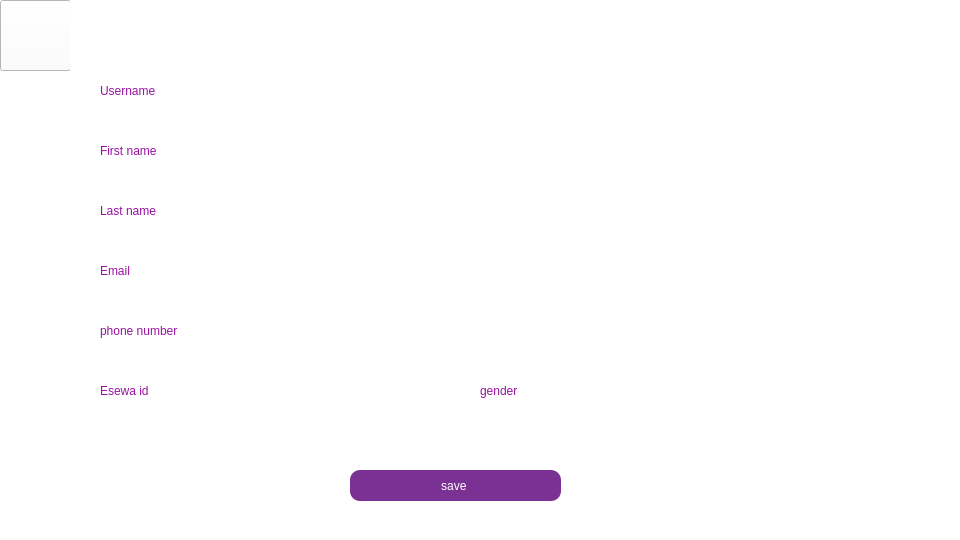
Before: the Qt Designer form editprofile.ui in Nirjaraa/spendwise, drawn with Qt 5.
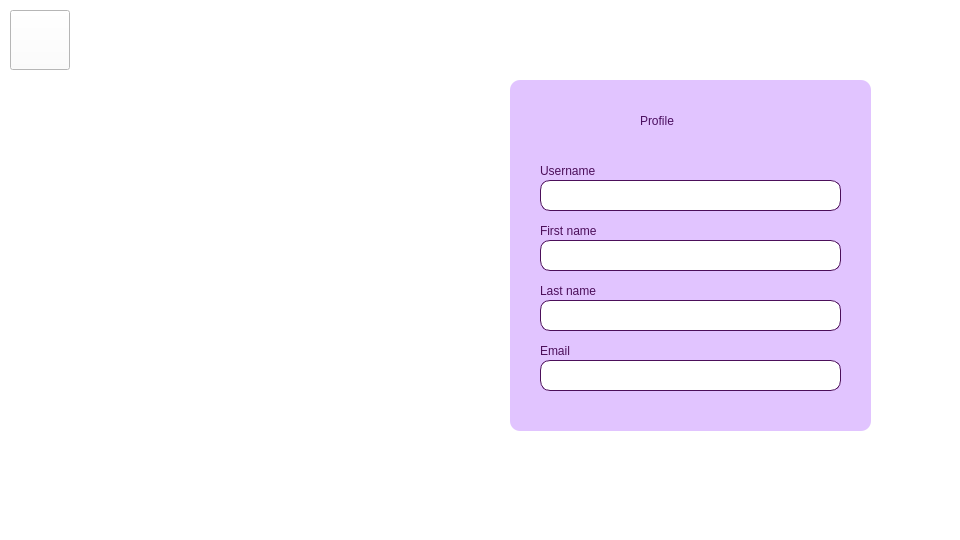
After: the same form once the commit is applied. Icons and pictures are not drawn.

The edit to the form file:
```diff
--- a/editprofile.ui
+++ b/editprofile.ui
@@ -21,10 +21,10 @@
    <widget class="QPushButton" name="back">
     <property name="geometry">
      <rect>
-      <x>0</x>
-      <y>0</y>
-      <width>71</width>
-      <height>71</height>
+      <x>10</x>
+      <y>10</y>
+      <width>60</width>
+      <height>60</height>
      </rect>
     </property>
     <property name="styleSheet">
@@ -34,299 +34,210 @@
      <string/>
     </property>
    </widget>
-   <widget class="QLabel" name="editprofiletitle">
+   <widget class="QGroupBox" name="groupBox">
     <property name="geometry">
      <rect>
-      <x>70</x>
-      <y>0</y>
-      <width>911</width>
-      <height>71</height>
-     </rect>
-    </property>
-    <property name="styleSheet">
-     <string notr="true">border-image:url(:/resources/title.png);
-color:rgb(255, 255, 255);
- 
-font: 700 22pt &quot;Bahnschrift&quot;;
-
- </string>
-    </property>
-    <property name="text">
-     <string> EDIT PROFILE</string>
-    </property>
-   </widget>
-   <widget class="QLabel" name="firstname">
-    <property name="geometry">
-     <rect>
-      <x>100</x>
+      <x>510</x>
       <y>80</y>
-      <width>81</width>
-      <height>21</height>
-     </rect>
-    </property>
-    <property name="styleSheet">
-     <string notr="true">font: 11pt &quot;Bahnschrift&quot;;
-color:rgb(151, 18, 161);
-</string>
-    </property>
-    <property name="text">
-     <string>Username</string>
-    </property>
-   </widget>
-   <widget class="QLabel" name="nickname_2">
-    <property name="geometry">
-     <rect>
-      <x>100</x>
-      <y>140</y>
-      <width>81</width>
-      <height>21</height>
-     </rect>
-    </property>
-    <property name="styleSheet">
-     <string notr="true">font: 11pt &quot;Bahnschrift&quot;;
-color:rgb(151, 18, 161);
-</string>
-    </property>
-    <property name="text">
-     <string>First name</string>
-    </property>
-   </widget>
-   <widget class="QLabel" name="occupation">
-    <property name="geometry">
-     <rect>
-      <x>100</x>
-      <y>200</y>
-      <width>81</width>
-      <height>21</height>
-     </rect>
-    </property>
-    <property name="styleSheet">
-     <string notr="true">font: 11pt &quot;Bahnschrift&quot;;
-color:rgb(151, 18, 161);
-</string>
-    </property>
-    <property name="text">
-     <string>Last name</string>
-    </property>
-   </widget>
-   <widget class="QLabel" name="city_2">
-    <property name="geometry">
-     <rect>
-      <x>100</x>
-      <y>260</y>
-      <width>81</width>
-      <height>21</height>
-     </rect>
-    </property>
-    <property name="styleSheet">
-     <string notr="true">font: 11pt &quot;Bahnschrift&quot;;
-color:rgb(151, 18, 161);
-</string>
-    </property>
-    <property name="text">
-     <string>Email</string>
-    </property>
-   </widget>
-   <widget class="QLabel" name="country_3">
-    <property name="geometry">
-     <rect>
-      <x>100</x>
-      <y>380</y>
-      <width>81</width>
-      <height>21</height>
-     </rect>
-    </property>
-    <property name="styleSheet">
-     <string notr="true">font: 11pt &quot;Bahnschrift&quot;;
-color:rgb(151, 18, 161);
-</string>
-    </property>
-    <property name="text">
-     <string>Esewa id</string>
-    </property>
-   </widget>
-   <widget class="QLabel" name="phoneno">
-    <property name="geometry">
-     <rect>
-      <x>100</x>
-      <y>320</y>
-      <width>101</width>
-      <height>21</height>
-     </rect>
-    </property>
-    <property name="styleSheet">
-     <string notr="true">font: 11pt &quot;Bahnschrift&quot;;
-color:rgb(151, 18, 161);
-</string>
-    </property>
-    <property name="text">
-     <string>phone number</string>
-    </property>
-   </widget>
-   <widget class="QLabel" name="gender_2">
-    <property name="geometry">
-     <rect>
-      <x>480</x>
-      <y>380</y>
-      <width>81</width>
-      <height>21</height>
-     </rect>
-    </property>
-    <property name="styleSheet">
-     <string notr="true">font: 11pt &quot;Bahnschrift&quot;;
-color:rgb(151, 18, 161);
-</string>
-    </property>
-    <property name="text">
-     <string>gender</string>
-    </property>
-   </widget>
-   <widget class="QPushButton" name="save">
-    <property name="geometry">
-     <rect>
-      <x>350</x>
-      <y>470</y>
-      <width>211</width>
-      <height>31</height>
-     </rect>
-    </property>
-    <property name="styleSheet">
-     <string notr="true">
-border-image: url(:/resources/p7.jpg);
-font: 9pt &quot;Bahnschrift&quot;;
-border-color: none;
-color: rgb(255, 255, 255);
-background-color: rgb(123,49,148);
-border-radius: 10px;
-
-</string>
-    </property>
-    <property name="text">
-     <string>save </string>
-    </property>
-   </widget>
-   <widget class="QLineEdit" name="country">
-    <property name="geometry">
-     <rect>
-      <x>100</x>
-      <y>400</y>
       <width>361</width>
-      <height>31</height>
+      <height>351</height>
      </rect>
     </property>
     <property name="styleSheet">
-     <string notr="true">border-image:url(:/resources/bgbox.png);
-border-radius:10px;
-padding-left</string>
+     <string notr="true">border-radius:10px;
+background-color:rgb(225,196,255);</string>
     </property>
-   </widget>
-   <widget class="QLineEdit" name="email">
-    <property name="geometry">
-     <rect>
-      <x>100</x>
-      <y>280</y>
-      <width>701</width>
-      <height>31</height>
-     </rect>
+    <property name="title">
+     <string/>
     </property>
-    <property name="styleSheet">
-     <string notr="true">border-image:url(:/resources/bgbox.png);
-border-radius:10px;
-padding-left</string>
-    </property>
+    <widget class="QLineEdit" name="uname">
+     <property name="geometry">
+      <rect>
+       <x>30</x>
+       <y>220</y>
+       <width>301</width>
+       <height>31</height>
+      </rect>
+     </property>
+     <property name="styleSheet">
+      <string notr="true"> border-radius:10px;
+ color:black;
+font: 9pt &quot;Bahnschrift&quot;;
+ background-color:white;
+border:1px solid rgb(76,15,90);</string>
+     </property>
+    </widget>
+    <widget class="QLineEdit" name="email">
+     <property name="geometry">
+      <rect>
+       <x>30</x>
+       <y>280</y>
+       <width>301</width>
+       <height>31</height>
+      </rect>
+     </property>
+     <property name="styleSheet">
+      <string notr="true"> border-radius:10px;
+ color:black;
+font: 9pt &quot;Bahnschrift&quot;;
+ background-color:white;
+border:1px solid rgb(76,15,90);</string>
+     </property>
+    </widget>
+    <widget class="QLineEdit" name="lname">
+     <property name="geometry">
+      <rect>
+       <x>30</x>
+       <y>160</y>
+       <width>301</width>
+       <height>31</height>
+      </rect>
+     </property>
+     <property name="styleSheet">
+      <string notr="true"> border-radius:10px;
+ color:black;
+font: 9pt &quot;Bahnschrift&quot;;
+ background-color:white;
+border:1px solid rgb(76,15,90);</string>
+     </property>
+     <property name="text">
+      <string> </string>
+     </property>
+    </widget>
+    <widget class="QLabel" name="occupation">
+     <property name="geometry">
+      <rect>
+       <x>30</x>
+       <y>200</y>
+       <width>81</width>
+       <height>21</height>
+      </rect>
+     </property>
+     <property name="styleSheet">
+      <string notr="true">font: 12pt &quot;Bahnschrift&quot;;
+color:rgb(76,15,90);
+background-color:transparent;
+border:none;</string>
+     </property>
+     <property name="text">
+      <string>Last name</string>
+     </property>
+    </widget>
+    <widget class="QLineEdit" name="fname">
+     <property name="geometry">
+      <rect>
+       <x>30</x>
+       <y>100</y>
+       <width>301</width>
+       <height>31</height>
+      </rect>
+     </property>
+     <property name="styleSheet">
+      <string notr="true"> border-radius:10px;
+ color:black;
+font: 9pt &quot;Bahnschrift&quot;;
+ background-color:white;
+border:1px solid rgb(76,15,90);</string>
+     </property>
+     <property name="text">
+      <string> </string>
+     </property>
+    </widget>
+    <widget class="QLabel" name="city_2">
+     <property name="geometry">
+      <rect>
+       <x>30</x>
+       <y>260</y>
+       <width>81</width>
+       <height>21</height>
+      </rect>
+     </property>
+     <property name="styleSheet">
+      <string notr="true">font: 12pt &quot;Bahnschrift&quot;;
+color:rgb(76,15,90);
+background-color:transparent;
+border:none;</string>
+     </property>
+     <property name="text">
+      <string>Email</string>
+     </property>
+    </widget>
+    <widget class="QLabel" name="firstname">
+     <property name="geometry">
+      <rect>
+       <x>30</x>
+       <y>80</y>
+       <width>81</width>
+       <height>21</height>
+      </rect>
+     </property>
+     <property name="styleSheet">
+      <string notr="true">font: 12pt &quot;Bahnschrift&quot;;
+color:rgb(76,15,90);
+background-color:transparent;
+border:none;
+</string>
+     </property>
+     <property name="text">
+      <string>Username</string>
+     </property>
+    </widget>
+    <widget class="QLabel" name="nickname_2">
+     <property name="geometry">
+      <rect>
+       <x>30</x>
+       <y>140</y>
+       <width>81</width>
+       <height>21</height>
+      </rect>
+     </property>
+     <property name="styleSheet">
+      <string notr="true">font: 12pt &quot;Bahnschrift&quot;;
+color:rgb(76,15,90);
+background-color:transparent;
+border:none;
+</string>
+     </property>
+     <property name="text">
+      <string>First name</string>
+     </property>
+    </widget>
+    <widget class="QLabel" name="label">
+     <property name="geometry">
+      <rect>
+       <x>130</x>
+       <y>20</y>
+       <width>121</width>
+       <height>41</height>
+      </rect>
+     </property>
+     <property name="styleSheet">
+      <string notr="true">color: rgb(75, 15, 96);
+ border:transparent;
+font: 800 25pt &quot;Bahnschrift&quot;;
+</string>
+     </property>
+     <property name="text">
+      <string>Profile</string>
+     </property>
+    </widget>
    </widget>
-   <widget class="QLineEdit" name="lname">
+   <widget class="QLabel" name="label_2">
     <property name="geometry">
      <rect>
-      <x>100</x>
-      <y>160</y>
-      <width>701</width>
-      <height>31</height>
-     </rect>
-    </property>
-    <property name="styleSheet">
-     <string notr="true">border-image:url(:/resources/bgbox.png);
-border-radius:10px;
-padding-left</string>
-    </property>
-   </widget>
-   <widget class="QLineEdit" name="fname">
-    <property name="geometry">
-     <rect>
-      <x>100</x>
+      <x>120</x>
       <y>100</y>
-      <width>701</width>
-      <height>31</height>
+      <width>300</width>
+      <height>270</height>
      </rect>
     </property>
     <property name="styleSheet">
-     <string notr="true">border-image:url(:/resources/bgbox.png);
-border-radius:10px;
-padding-left</string>
+     <string notr="true">border-image: url(:/resources/dashimg.jpg);</string>
     </property>
-   </widget>
-   <widget class="QLineEdit" name="phone">
-    <property name="geometry">
-     <rect>
-      <x>100</x>
-      <y>340</y>
-      <width>701</width>
-      <height>31</height>
-     </rect>
+    <property name="text">
+     <string> </string>
     </property>
-    <property name="styleSheet">
-     <string notr="true">border-image:url(:/resources/bgbox.png);
-border-radius:10px;
-padding-left</string>
-    </property>
    </widget>
-   <widget class="QLineEdit" name="uname">
-    <property name="geometry">
-     <rect>
-      <x>100</x>
-      <y>220</y>
-      <width>701</width>
-      <height>31</height>
-     </rect>
-    </property>
-    <property name="styleSheet">
-     <string notr="true">border-image:url(:/resources/bgbox.png);
-border-radius:10px;
-padding-left</string>
-    </property>
-   </widget>
-   <widget class="QLineEdit" name="country_2">
-    <property name="geometry">
-     <rect>
-      <x>470</x>
-      <y>400</y>
-      <width>331</width>
-      <height>31</height>
-     </rect>
-    </property>
-    <property name="styleSheet">
-     <string notr="true">border-image:url(:/resources/bgbox.png);
-border-radius:10px;
-padding-left</string>
-    </property>
-   </widget>
-   <zorder>firstname</zorder>
-   <zorder>back</zorder>
-   <zorder>editprofiletitle</zorder>
-   <zorder>nickname_2</zorder>
-   <zorder>occupation</zorder>
-   <zorder>city_2</zorder>
-   <zorder>country_3</zorder>
-   <zorder>phoneno</zorder>
-   <zorder>gender_2</zorder>
-   <zorder>save</zorder>
-   <zorder>country</zorder>
-   <zorder>email</zorder>
-   <zorder>lname</zorder>
-   <zorder>fname</zorder>
-   <zorder>phone</zorder>
-   <zorder>uname</zorder>
-   <zorder>country_2</zorder>
   </widget>
  </widget>
  <resources/>
```
Left out of the diff: 3 changed lines with no effect on the pictures.
